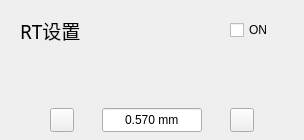
First picture: the form in Module/ModuleRtSet.ui, repository wlffeng2008/AkkoStudio, before the edit.
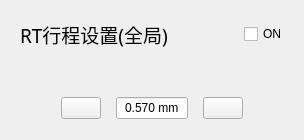
Second picture: the form after the edit. Custom widgets are drawn as their Qt base class.

Diff of the .ui file:
```diff
--- a/Module/ModuleRtSet.ui
+++ b/Module/ModuleRtSet.ui
@@ -16,15 +16,23 @@
   <property name="toolTip">
    <string notr="true"/>
   </property>
+  <layout class="QVBoxLayout" name="verticalLayout">
+   <property name="leftMargin">
+    <number>20</number>
+   </property>
+   <property name="topMargin">
+    <number>20</number>
+   </property>
+   <property name="rightMargin">
+    <number>20</number>
+   </property>
+   <property name="bottomMargin">
+    <number>12</number>
+   </property>
+   <item>
+    <layout class="QHBoxLayout" name="horizontalLayout_2">
+     <item>
   <widget class="QLabel" name="labelTitle">
-   <property name="geometry">
-    <rect>
-     <x>20</x>
-     <y>15</y>
-     <width>161</width>
-     <height>31</height>
-    </rect>
-   </property>
    <property name="font">
     <font>
      <family>MiSans</family>
@@ -33,31 +41,81 @@
     </font>
    </property>
    <property name="text">
-    <string>RT设置</string>
-   </property>
-  </widget>
+        <string>RT行程设置(全局)</string>
+       </property>
+      </widget>
+     </item>
+     <item>
+      <spacer name="horizontalSpacer">
+       <property name="orientation">
+        <enum>Qt::Orientation::Horizontal</enum>
+       </property>
+       <property name="sizeHint" stdset="0">
+        <size>
+         <width>40</width>
+         <height>20</height>
+        </size>
+       </property>
+      </spacer>
+     </item>
+     <item>
   <widget class="ToggleButton" name="checkBoxRTMode">
-   <property name="geometry">
-    <rect>
-     <x>230</x>
-     <y>20</y>
-     <width>43</width>
+       <property name="minimumSize">
+        <size>
+         <width>40</width>
      <height>20</height>
-    </rect>
+        </size>
+       </property>
+       <property name="maximumSize">
+        <size>
+         <width>40</width>
+         <height>20</height>
+        </size>
    </property>
    <property name="text">
     <string>ON</string>
    </property>
   </widget>
+     </item>
+    </layout>
+   </item>
+   <item>
+    <spacer name="verticalSpacer">
+     <property name="orientation">
+      <enum>Qt::Orientation::Vertical</enum>
+     </property>
+     <property name="sizeHint" stdset="0">
+      <size>
+       <width>20</width>
+       <height>40</height>
+      </size>
+     </property>
+    </spacer>
+   </item>
+   <item alignment="Qt::AlignmentFlag::AlignHCenter">
+    <widget class="QFrame" name="FrameBt">
+     <property name="maximumSize">
+      <size>
+       <width>200</width>
+       <height>16777215</height>
+      </size>
+     </property>
+     <layout class="QHBoxLayout" name="horizontalLayout">
+      <property name="spacing">
+       <number>15</number>
+      </property>
+      <item>
+       <widget class="QPushButton" name="pushButtonMinus">
+        <property name="cursor">
+         <cursorShape>PointingHandCursor</cursorShape>
+        </property>
+        <property name="text">
+         <string/>
+        </property>
+       </widget>
+      </item>
+      <item>
   <widget class="QLineEdit" name="lineEdit">
-   <property name="geometry">
-    <rect>
-     <x>102</x>
-     <y>108</y>
-     <width>100</width>
-     <height>24</height>
-    </rect>
-   </property>
    <property name="toolTip">
     <string notr="true"/>
    </property>
@@ -71,31 +129,9 @@
     <set>Qt::AlignmentFlag::AlignCenter</set>
    </property>
   </widget>
-  <widget class="QPushButton" name="pushButtonMinus">
-   <property name="geometry">
-    <rect>
-     <x>50</x>
-     <y>108</y>
-     <width>24</width>
-     <height>24</height>
-    </rect>
-   </property>
-   <property name="cursor">
-    <cursorShape>PointingHandCursor</cursorShape>
-   </property>
-   <property name="text">
-    <string/>
-   </property>
-  </widget>
+      </item>
+      <item>
   <widget class="QPushButton" name="pushButtonPlug">
-   <property name="geometry">
-    <rect>
-     <x>230</x>
-     <y>108</y>
-     <width>24</width>
-     <height>24</height>
-    </rect>
-   </property>
    <property name="cursor">
     <cursorShape>PointingHandCursor</cursorShape>
    </property>
@@ -103,6 +139,11 @@
     <string/>
    </property>
   </widget>
+      </item>
+     </layout>
+    </widget>
+   </item>
+  </layout>
  </widget>
  <customwidgets>
   <customwidget>
```
Lines whose indentation alone changed are shown as unchanged.
